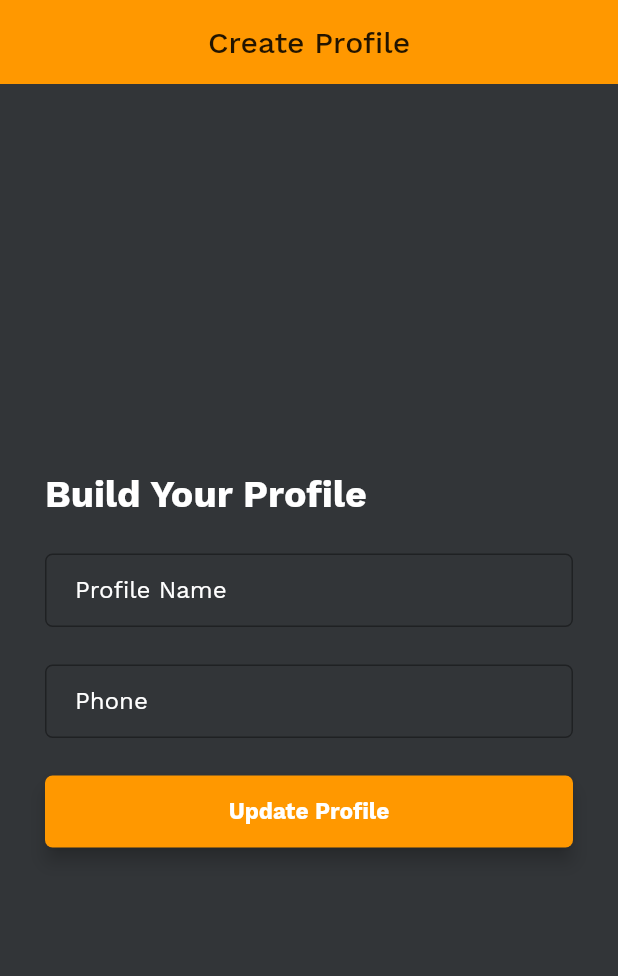
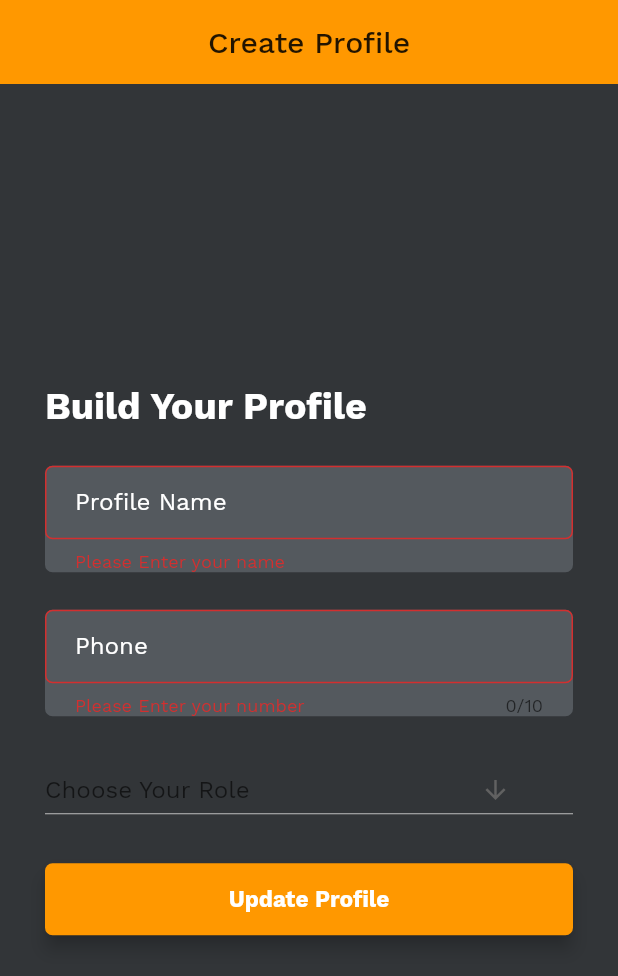
Before and after one commit to algokun/KSP-IPH-2019-Table34, a Flutter app: the CreateProfile screen opened directly, after a tap on "Update Profile", on a phone screen of 412 x 824 dp. Shown: the top 976 px of the screen. Run offline on Flutter 3.47's test engine with Material 2 defaults, Android fonts, the phone set to English and light mode, and no system bars; our stand-ins replace bottom_navy_bar, cloud_firestore, firebase_auth, firebase_storage, permission_handler, rxdart and 1 more; accounts and stored records are empty; network calls fail.

```diff
--- a/APP/ksp/lib/models/profileModel.dart
+++ b/APP/ksp/lib/models/profileModel.dart
@@ -1,3 +1,5 @@
+import 'package:cloud_firestore/cloud_firestore.dart';
+
 class ProfileModel {
   final String name;
   final String phone;
@@ -5,4 +7,11 @@ class ProfileModel {
   final String uid;
 
   ProfileModel({this.name, this.phone, this.userRole, this.uid});
+  factory ProfileModel.fromSnapshot(DocumentSnapshot snapshot) {
+    return ProfileModel(
+        name: snapshot?.data['name'],
+        phone: snapshot?.data['phone'],
+        userRole: snapshot?.data['role'],
+        uid: snapshot?.documentID);
+  }
 }
--- a/APP/ksp/lib/views/CreateProfile.dart
+++ b/APP/ksp/lib/views/CreateProfile.dart
@@ -15,15 +15,32 @@ class _CreateProfileState extends State<CreateProfile> with ColorConfig {
 
   TextEditingController profileName;
   TextEditingController address;
-  TextEditingController phone;
-  TextEditingController age;
+  TextEditingController phoneController;
+  String userRole;
+
+  List<String> userRoles = [
+    "DGP",
+    "ADGP",
+    "IGP",
+    "DIGP",
+    "DCP",
+    "SP",
+    "ASP",
+    "DSP",
+    "POLICE_INSPECTOR",
+    "ASSISTANT_POLICE_INSPECTOR",
+    "POLICE_SUB_INSPECTOR",
+    "ASSISTANT_POLICE_SUB_INSPECTOR",
+    "HEAD_CONSTABLE",
+    "POLICE_CONSTABLE",
+  ];
 
   static final _formKey = GlobalKey<FormState>();
   static final _key = GlobalKey<ScaffoldState>();
 
   void initState() {
     profileName = TextEditingController();
-    phone = TextEditingController();
+    phoneController = TextEditingController();
     super.initState();
   }
 
@@ -43,14 +60,17 @@ class _CreateProfileState extends State<CreateProfile> with ColorConfig {
           fontFamily: 'WorkSans',
           fontWeight: FontWeight.bold),
     );
-    final profilename = TextFormField(
+    final profilename = Container(
+        decoration: BoxDecoration(
+            color: lowContrast, borderRadius: BorderRadius.circular(5.0)),
+        child: TextFormField(
           controller: profileName,
           validator: (String val) {
-        if(val.isEmpty){
+            if (val.isEmpty) {
               return 'Please Enter your name';
-        }else if(val.contains('@')){
+            } else if (val.contains('@')) {
               return 'Please Check your name..! It is invalid';
-        }else{
+            } else {
               return null;
             }
           },
@@ -62,15 +82,18 @@ class _CreateProfileState extends State<CreateProfile> with ColorConfig {
               ),
               hintText: 'Enter Your name',
               labelText: 'Profile Name',
-        labelStyle: TextStyle(color: Colors.white)
-      ),
-    );
-    final age = TextFormField(
-      controller: profileName,
+              labelStyle: TextStyle(color: Colors.white)),
+        ));
+    final phone = Container(
+        decoration: BoxDecoration(
+            color: lowContrast, borderRadius: BorderRadius.circular(5.0)),
+        child: TextFormField(
+          maxLength: 10,
+          controller: phoneController,
           validator: (String val) {
-        if(val.isEmpty){
-          return 'Please Enter your age';
-        }else{
+            if (val.isEmpty) {
+              return 'Please Enter your number';
+            } else {
               return null;
             }
           },
@@ -82,34 +105,58 @@ class _CreateProfileState extends State<CreateProfile> with ColorConfig {
               ),
               hintText: 'Enter your Mobile Number',
               labelText: 'Phone',
-        labelStyle: TextStyle(color: Colors.white)
-      ),
-    );
-    final signUpButton =  Material(
+              labelStyle: TextStyle(color: Colors.white)),
+        ));
+    final signUpButton = Material(
       elevation: 5.0,
       borderRadius: BorderRadius.circular(5.0),
       color: Color(0xFFFF9800),
       child: MaterialButton(
         minWidth: MediaQuery.of(context).size.width,
         padding: EdgeInsets.fromLTRB(20.0, 15.0, 20.0, 15.0),
-              onPressed: (){},
+        onPressed: () {
+          if (_formKey.currentState.validate()) {
+            createProfile();
+          }
+        },
         child: Text(
           'Update Profile',
           textAlign: TextAlign.center,
-                style: TextStyle(color: Colors.white, fontFamily: 'WorkSans', fontSize: 15, fontWeight: FontWeight.bold ),
+          style: TextStyle(
+              color: Colors.white,
+              fontFamily: 'WorkSans',
+              fontSize: 15,
+              fontWeight: FontWeight.bold),
         ),
       ),
     );
-
+    final userRoleSelect = DropdownButton<String>(
+      value: userRole,
+      icon: Icon(Icons.arrow_downward),
+      iconSize: 20.0,
+      elevation: 6,
+      hint: Text("Choose Your Role"),
+      items: userRoles.map((String value) {
+        return new DropdownMenuItem<String>(
+          value: value,
+          child: new Text(value),
+        );
+      }).toList(),
+      onChanged: (newValue) {
+        setState(() {
+          userRole = newValue;
+        });
+      },
+    );
     List<Widget> list2 = [
       buildProfile,
       profilename,
-      age,
+      phone,
+      userRoleSelect,
       signUpButton,
     ];
     return Scaffold(
       key: _key,
-
       backgroundColor: background,
       appBar: AppBar(
         title: Text("Create Profile"),
@@ -119,14 +166,13 @@ class _CreateProfileState extends State<CreateProfile> with ColorConfig {
       body: Form(
         key: _formKey,
         child: Center(
-
           child: ListView.separated(
             padding: EdgeInsets.all(30.0),
             itemCount: list2.length,
-            itemBuilder: (context, index){
+            itemBuilder: (context, index) {
               return list2[index];
             },
-            separatorBuilder: (context, index){
+            separatorBuilder: (context, index) {
               return SizedBox(
                 height: 25,
               );
@@ -138,13 +184,16 @@ class _CreateProfileState extends State<CreateProfile> with ColorConfig {
     );
   }
 
-  createProfile() {
+  createProfile() async{
     FirebaseUser user = Provider.of<FirebaseUser>(context);
     UserUpdateInfo info = UserUpdateInfo();
     info.displayName = "name";
     info.photoUrl = "phone";
-    user.updateProfile(info);
-    Profile(context).createProfile(ProfileModel(
-        name: 'NAME', phone: 'PHONE', uid: user.uid, userRole: 'ROlE'));
+    await user.updateProfile(info);
+    await Profile(context).createProfile(ProfileModel(
+        name: profileName.text,
+        phone: phoneController.text,
+        uid: user.uid,
+        userRole: 'ROlE'));
   }
 }
--- a/APP/ksp/lib/views/SignUp.dart
+++ b/APP/ksp/lib/views/SignUp.dart
@@ -29,8 +29,6 @@ class _SignupPageState extends State<SignupPage> with ColorConfig {
 
   TextEditingController email, password;
   TextStyle textform = TextStyle(fontSize: 10.0, fontFamily: 'WorkSans');
-
-  static final _formKey = GlobalKey<FormState>();
   static final _key = GlobalKey<ScaffoldState>();
 
   void initState() {
--- a/APP/ksp/lib/views/Splash.dart
+++ b/APP/ksp/lib/views/Splash.dart
@@ -2,8 +2,8 @@ import 'package:firebase_auth/firebase_auth.dart';
 import 'package:flutter/material.dart';
 import 'package:ksp/config/colors.dart';
 import 'package:ksp/views/CreateProfile.dart';
+import 'package:ksp/views/GetStarted.dart';
 import 'package:ksp/views/HomePage.dart';
-import 'package:ksp/views/LoginPage.dart';
 import 'dart:async';
 
 class SplashScreen extends StatefulWidget {
@@ -59,7 +59,7 @@ class _SplashScreenState extends State<SplashScreen> with ColorConfig {
 
   gotoLogin() {
     Navigator.of(context)
-        .pushReplacement(MaterialPageRoute(builder: (context) => LoginPage()));
+        .pushReplacement(MaterialPageRoute(builder: (context) => GetStarted()));
   }
 
   gotoProfile() {
--- a/APP/ksp/pubspec.yaml
+++ b/APP/ksp/pubspec.yaml
@@ -20,7 +20,7 @@ dependencies:
   permission_handler: ^4.0.0
   rxdart: ^0.22.6
   bottom_navy_bar: ^5.2.0
-  agora_rtc_engine: ^1.0.1
+  file_picker: ^1.4.2
 
 dev_dependencies:
   flutter_test:
```
Also changed, not shown: APP/ksp/lib/models/messageModel.dart (added, +28 -0 lines), APP/ksp/lib/utils/storageHandler.dart (added, +16 -0 lines), APP/ksp/lib/views/ChatHome.dart (added, +76 -0 lines), APP/ksp/lib/views/ChatScreen.dart (added, +163 -0 lines), APP/ksp/lib/views/HomePage.dart (+8 -8 lines), APP/ksp/lib/views/Message.dart (added, +31 -0 lines), APP/ksp/pubspec.lock. Lines whose indentation alone changed are shown as unchanged.
